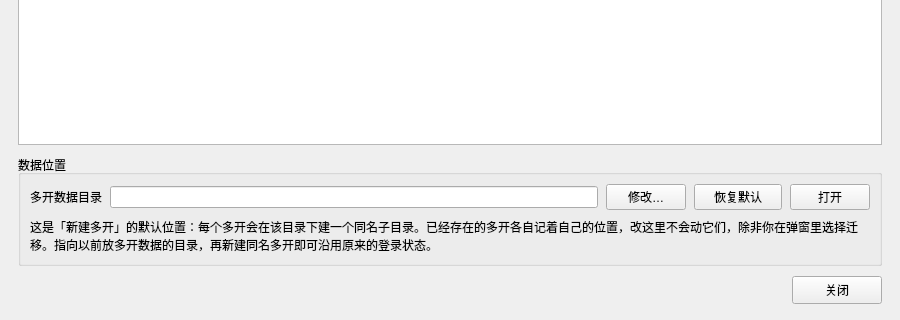
The window that chromemultiopenform.ui (BlueGhostJ/BG_Assistant) describes before a commit, drawn with Qt 5; both pictures show x 0 to 900 and y 280 to 600 of the 900 by 600 pixel window.
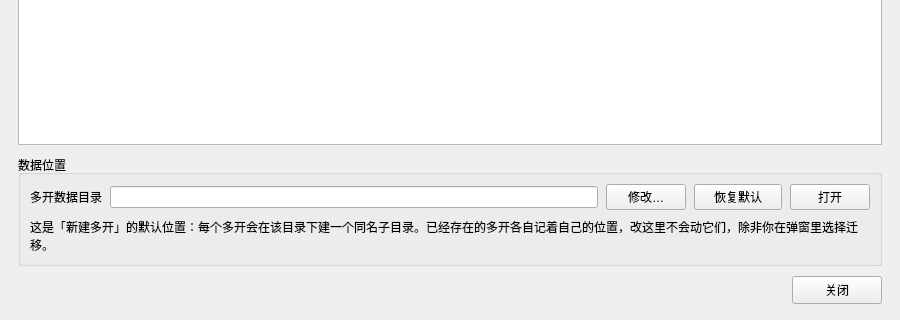
The same window after the commit.

Commit message:
chore(chrome): 数据位置说明去掉「沿用旧登录状态」那句
界面说明只讲这块设置的作用，不再给使用建议。

Diff of the .ui file:
```diff
--- a/chromemultiopenform.ui
+++ b/chromemultiopenform.ui
@@ -234,7 +234,7 @@
       <item row="1" column="0" colspan="5">
        <widget class="QLabel" name="dataHintLabel">
         <property name="text">
-         <string>这是「新建多开」的默认位置：每个多开会在该目录下建一个同名子目录。已经存在的多开各自记着自己的位置，改这里不会动它们，除非你在弹窗里选择迁移。指向以前放多开数据的目录，再新建同名多开即可沿用原来的登录状态。</string>
+         <string>这是「新建多开」的默认位置：每个多开会在该目录下建一个同名子目录。已经存在的多开各自记着自己的位置，改这里不会动它们，除非你在弹窗里选择迁移。</string>
         </property>
         <property name="wordWrap">
          <bool>true</bool>
```
